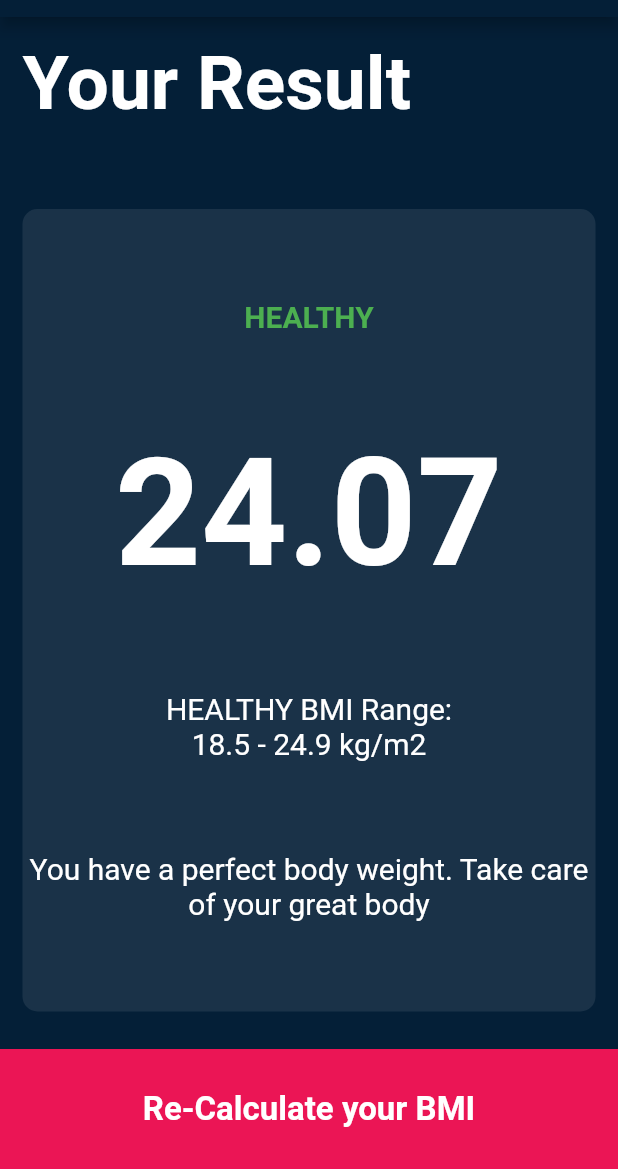
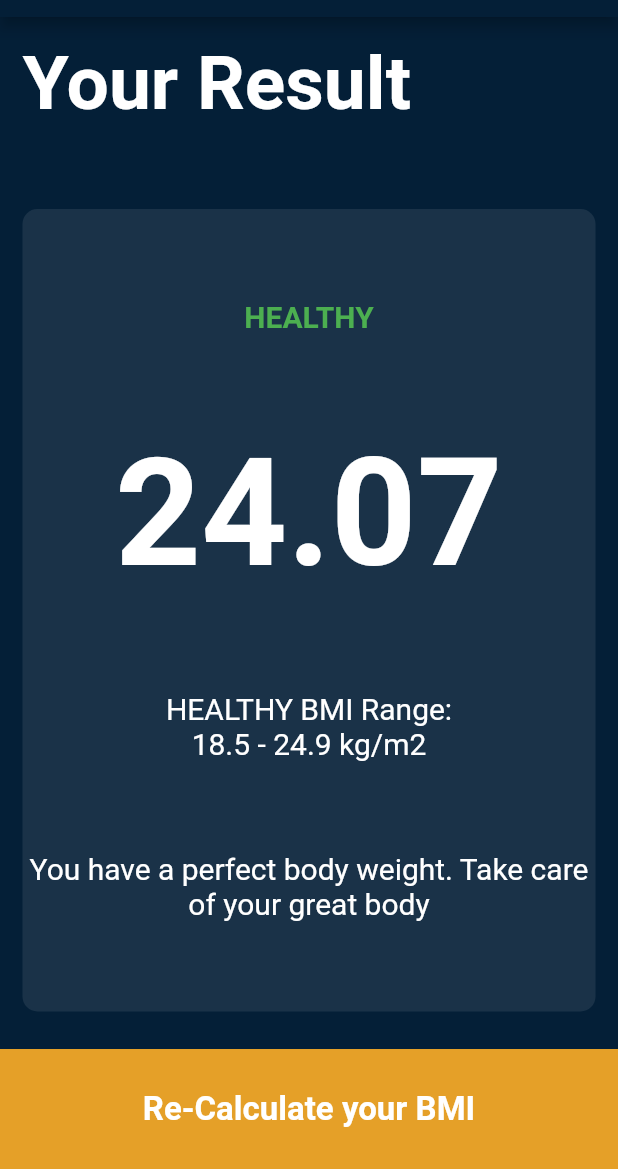
Before and after one commit to MAHMUDURRAHMANARNOB/bmi_calculator, a Flutter app: the screen it shows after launch, after a tap on "Calculate Your BMI", on a phone screen of 412 x 824 dp, the part 67-1236 px from its top. Run offline on Flutter 3.47's test engine with Material 2 defaults, Android fonts, the phone set to English and light mode, and no system bars; our stand-ins replace font_awesome_flutter.

Commit message:
color update

```diff
--- a/lib/constants.dart
+++ b/lib/constants.dart
@@ -4,7 +4,7 @@ const kActiveCardColor = Color(0x43576979);
 const kActiveSliderColor = Colors.white;
 const kInactiveCardColor = Color(0x11576979);
 const kInactiveSliderColor = Colors.white60;
-const kBottomContainerColor = Color(0xFFEB1555);
+const kBottomContainerColor = Color(0xFFE5A028);
 const kBottomContainerHeight = 80.0;
 
 const kLabelTextStyle = TextStyle(
--- a/lib/screens/inputPage.dart
+++ b/lib/screens/inputPage.dart
@@ -125,12 +125,13 @@ class _InputPageState extends State<InputPage> {
                           data: SliderTheme.of(context).copyWith(
                             activeTrackColor: kActiveSliderColor,
                             inactiveTickMarkColor: kInactiveCardColor,
-                            thumbColor: Color(0xFFEB1555),
+                            thumbColor: kBottomContainerColor,
                             thumbShape:
                                 RoundSliderThumbShape(enabledThumbRadius: 10.0),
                             overlayShape:
                                 RoundSliderOverlayShape(overlayRadius: 20),
-                            overlayColor: Color(0xFFEB1555).withOpacity(0.2),
+                            overlayColor:
+                                kBottomContainerColor.withOpacity(0.2),
                           ),
                           child: Slider(
                             value: height.toDouble(),
@@ -141,7 +142,7 @@ class _InputPageState extends State<InputPage> {
                                 /*height = newValue.toInt();*/
                                 height = newValue.round();
                               });
-                              print(height.toString());
+                              /*print(height.toString());*/
                             },
                           ),
                         ),
@@ -247,7 +248,7 @@ class _InputPageState extends State<InputPage> {
                   height: height,
                   weight: weight,
                 );
-                print(bmi.calculateBmi());
+                /*print(bmi.calculateBmi());*/
                 Navigator.push(
                   context,
                   MaterialPageRoute(
```
